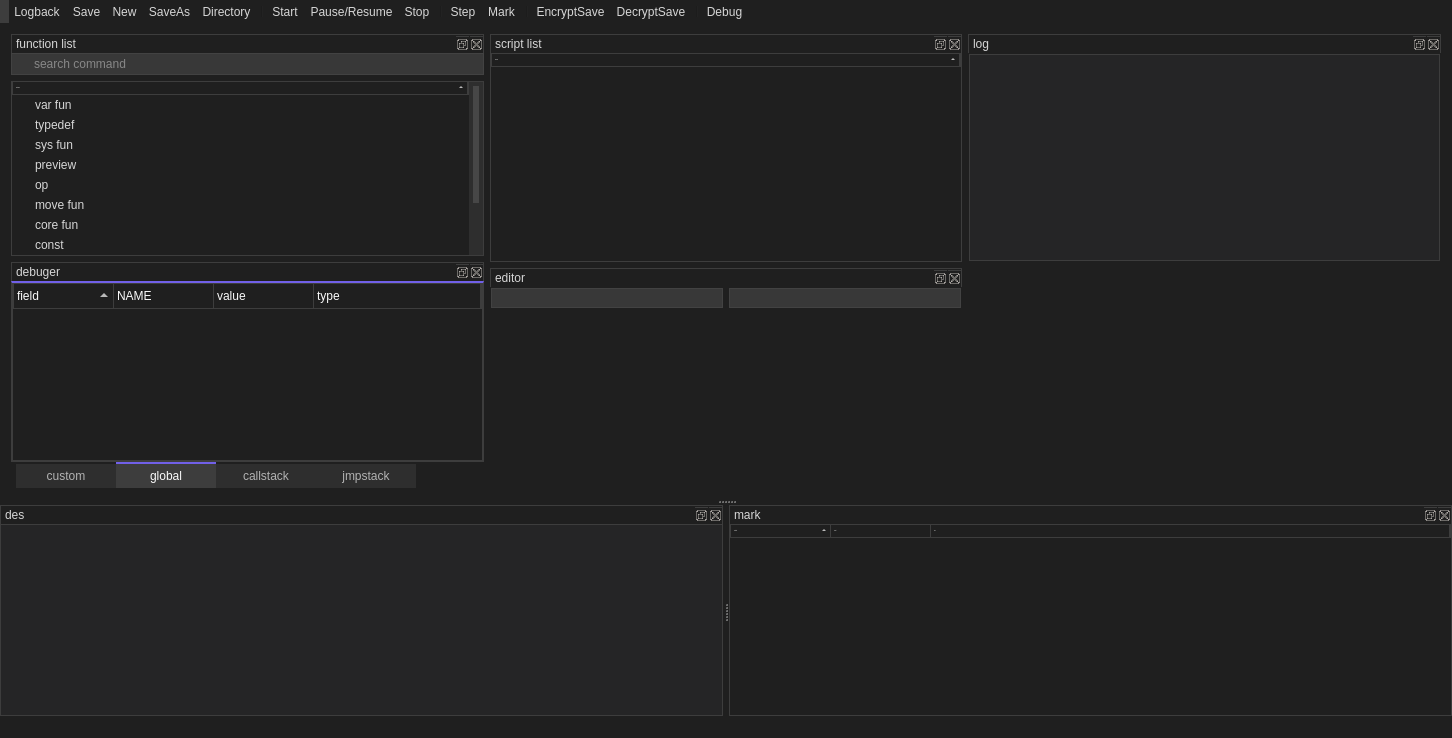
This is SaSH/form/scripteditor.ui in bestkakkoii/SaSH as Qt 5 draws it before an edit. The edited form follows.
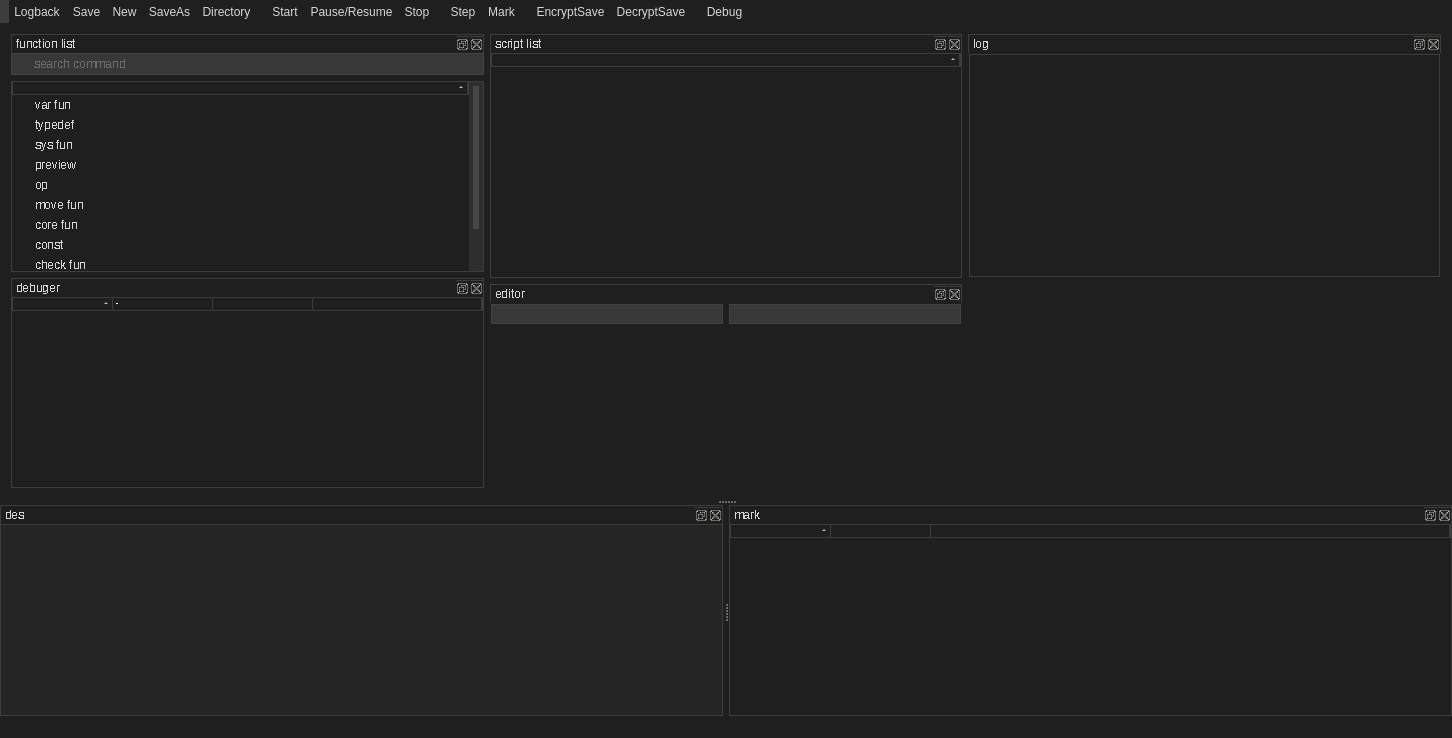
This is the edited form. The open tabs and pages were chosen to show the change. Icons and pictures are not drawn. Custom widgets are drawn as their Qt base class.

Patch:
```diff
--- a/SaSH/form/scripteditor.ui
+++ b/SaSH/form/scripteditor.ui
@@ -374,7 +374,7 @@
     color: rgb(208, 208, 208);
 }</string>
   </property>
-  <widget class="OpenGLWidget" name="centralWidget">
+  <widget class="QWidget" name="centralWidget">
    <property name="styleSheet">
     <string notr="true"/>
    </property>
@@ -389,7 +389,7 @@
       </property>
       <property name="font">
        <font>
-        <stylestrategy>PreferAntialias</stylestrategy>
+        <stylestrategy>NoAntialias</stylestrategy>
        </font>
       </property>
       <property name="styleSheet">
@@ -401,7 +401,7 @@
       <property name="windowTitle">
        <string>function list</string>
       </property>
-      <widget class="OpenGLWidget" name="dockWidgetContents">
+      <widget class="QWidget" name="dockWidgetContents">
        <layout class="QGridLayout" name="gridLayout_2">
         <property name="leftMargin">
          <number>0</number>
@@ -420,7 +420,7 @@
           <property name="font">
            <font>
             <pointsize>-1</pointsize>
-            <stylestrategy>PreferAntialias</stylestrategy>
+            <stylestrategy>NoAntialias</stylestrategy>
            </font>
           </property>
           <property name="styleSheet">
@@ -1258,7 +1258,7 @@
           <property name="font">
            <font>
             <pointsize>-1</pointsize>
-            <stylestrategy>PreferAntialias</stylestrategy>
+            <stylestrategy>NoAntialias</stylestrategy>
            </font>
           </property>
           <property name="styleSheet">
@@ -1301,7 +1301,7 @@
       </property>
       <property name="font">
        <font>
-        <stylestrategy>PreferAntialias</stylestrategy>
+        <stylestrategy>NoAntialias</stylestrategy>
        </font>
       </property>
       <property name="styleSheet">
@@ -1313,7 +1313,7 @@
       <property name="windowTitle">
        <string>script list</string>
       </property>
-      <widget class="OpenGLWidget" name="dockWidgetContents_2">
+      <widget class="QWidget" name="dockWidgetContents_2">
        <layout class="QGridLayout" name="gridLayout_4">
         <property name="leftMargin">
          <number>0</number>
@@ -1332,7 +1332,7 @@
           <property name="font">
            <font>
             <pointsize>-1</pointsize>
-            <stylestrategy>PreferAntialias</stylestrategy>
+            <stylestrategy>NoAntialias</stylestrategy>
            </font>
           </property>
           <property name="styleSheet">
@@ -1374,7 +1374,7 @@
       </property>
       <property name="font">
        <font>
-        <stylestrategy>PreferAntialias</stylestrategy>
+        <stylestrategy>NoAntialias</stylestrategy>
        </font>
       </property>
       <property name="styleSheet">
@@ -1389,7 +1389,7 @@
       <property name="windowTitle">
        <string>editor</string>
       </property>
-      <widget class="OpenGLWidget" name="dockWidgetContents_11">
+      <widget class="QWidget" name="dockWidgetContents_11">
        <property name="sizePolicy">
         <sizepolicy hsizetype="Expanding" vsizetype="Expanding">
          <horstretch>0</horstretch>
@@ -1433,7 +1433,7 @@
             </property>
             <property name="font">
              <font>
-              <stylestrategy>PreferAntialias</stylestrategy>
+              <stylestrategy>NoAntialias</stylestrategy>
              </font>
             </property>
             <property name="styleSheet">
@@ -1624,7 +1624,7 @@
             </property>
             <property name="font">
              <font>
-              <stylestrategy>PreferAntialias</stylestrategy>
+              <stylestrategy>NoAntialias</stylestrategy>
              </font>
             </property>
             <property name="styleSheet">
@@ -1810,7 +1810,7 @@
             </property>
             <property name="font">
              <font>
-              <stylestrategy>PreferAntialias</stylestrategy>
+              <stylestrategy>NoAntialias</stylestrategy>
              </font>
             </property>
             <property name="acceptDrops">
@@ -2020,7 +2020,7 @@
       </property>
       <property name="font">
        <font>
-        <stylestrategy>PreferAntialias</stylestrategy>
+        <stylestrategy>NoAntialias</stylestrategy>
        </font>
       </property>
       <property name="styleSheet">
@@ -2032,7 +2032,7 @@
       <property name="windowTitle">
        <string>log</string>
       </property>
-      <widget class="OpenGLWidget" name="dockWidgetContents_5">
+      <widget class="QWidget" name="dockWidgetContents_5">
        <layout class="QGridLayout" name="gridLayout">
         <property name="leftMargin">
          <number>1</number>
@@ -2052,7 +2052,7 @@
            <font>
             <family>微軟正黑體</family>
             <pointsize>8</pointsize>
-            <stylestrategy>PreferAntialias</stylestrategy>
+            <stylestrategy>NoAntialias</stylestrategy>
            </font>
           </property>
           <property name="contextMenuPolicy">
@@ -2061,7 +2061,7 @@
           <property name="styleSheet">
            <string notr="true">QListView {
     /*color: rgb(214,214,214);*/
-    background: rgb(37,37,38);
+    background: rgb(31,31,31);
     border: 1px solid rgb(61,61,61);
     alternate-background-color: #525252;
     gridline-color: transparent;
@@ -2070,7 +2070,7 @@
 
 QListView QTableCornerButton::section {
     /*color: rgb(214,214,214);*/
-    background: rgb(37,37,38);
+    background: rgb(31,31,31);
     border: 0px solid #418bc9;/*边框*/
     border-radius:0px;/*边框圆角*/
     border-color: rgb(41, 139, 201);/*边框颜色*/
@@ -2080,12 +2080,12 @@
 
 QListView::item {
     /*color: rgb(214,214,214);*/
-    background: rgb(37,37,38);
+    background: rgb(31,31,31);
 }
 
 QListView::item:selected {
     /*color: rgb(214,214,214);*/
-    background:rgb(43,83,125); /* qlineargradient(spread:pad, x1:0, y1:0, x2:0, y2:1, stop:0 #484848, stop:1 #383838);*/
+    background:rgb(61,61,61); /* qlineargradient(spread:pad, x1:0, y1:0, x2:0, y2:1, stop:0 #484848, stop:1 #383838);*/
 }
 
 QListView::item:hover {
@@ -2094,7 +2094,7 @@
 
 QHeaderView {
     text-align: center;
-    background: rgb(37,37,38);
+    background: rgb(31,31,31);
     padding: 0px;
     margin: 0px;
     color: rgb(250,250,250);
@@ -2104,7 +2104,7 @@
 
 QHeaderView::section::vertical {
     text-align: center;
-    background: rgb(37,37,38);
+    background: rgb(31,31,31);
     padding: 3px;
     margin: 0px;
     color: rgb(250,250,250);
@@ -2116,7 +2116,7 @@
 
 QHeaderView::section::horizontal{
     text-align: center;
-    background: rgb(37,37,38);
+    background: rgb(31,31,31);
     padding: 3px;
     margin: 0px;
     color: rgb(250,250,250);
@@ -2235,7 +2235,7 @@
       </property>
       <property name="font">
        <font>
-        <stylestrategy>PreferAntialias</stylestrategy>
+        <stylestrategy>NoAntialias</stylestrategy>
        </font>
       </property>
       <property name="styleSheet">
@@ -2250,7 +2250,7 @@
       <property name="windowTitle">
        <string>debuger</string>
       </property>
-      <widget class="OpenGLWidget" name="dockWidgetContents_4">
+      <widget class="QWidget" name="dockWidgetContents_4">
        <layout class="QGridLayout" name="gridLayout_3">
         <property name="leftMargin">
          <number>0</number>
@@ -2265,325 +2265,45 @@
          <number>0</number>
         </property>
         <item row="0" column="0">
-         <widget class="QTabWidget" name="tabWidget">
+         <widget class="QTreeWidget" name="treeWidget_debuger_custom">
           <property name="font">
            <font>
-            <stylestrategy>PreferAntialias</stylestrategy>
+            <pointsize>-1</pointsize>
+            <stylestrategy>NoAntialias</stylestrategy>
            </font>
           </property>
           <property name="styleSheet">
-           <string notr="true">QTabWidget::pane{
-top:0px;
-border-top:2px solid #7160E8;
-border-bottom:1px solid rgb(61,61,61);
-border-right:1px solid rgb(61,61,61);
-border-left:1px solid rgb(61,61,61);
-}
-
-QTabWidget::tab-bar
-{
-alignment: left;
-top:0px;
-left:5px;
-border:none;
-}
-
-#detailWgt, #appealReasonWgt{
-border:none;
-}
-
-QTabBar::tab:first{
-color:rgb(178,178,178);
-background:rgb(46,46,46);
-
-padding-left:0px;
-padding-right:0px;
-width:100px;
-height:24px;
-margin-left:0px;
-margin-right:0px;
-
-border-top:2px solid rgb(31, 31, 31);
-}
-
-QTabBar::tab:middle{
-color:rgb(178,178,178);
-background:rgb(46,46,46);
-padding-left:0px;
-padding-right:0px;
-width:100px;
-height:24px;
-margin-left:0px;
-margin-right:0px;
-
-border-top:2px solid rgb(31, 31, 31);
-
-}
-
-QTabBar::tab:last{
-color:rgb(178,178,178);
-background:rgb(46,46,46);
-
-padding-left:0px;
-padding-right:0px;
-width:100px;
-height:24px;
-margin-left:0px;
-margin-right:0px;
-
-border-top:2px solid rgb(31, 31, 31);
-}
-
-QTabBar::tab:selected{
-color:rgb(250,250,250);
-background:rgb(61,61,61);
-border-top:2px solid #7160E8;
-
-}
-
-QTabBar::tab:hover{
-color:rgb(250,250,250);
-background:rgb(61,61,61);
-padding-left:0px;
-padding-right:0px;
-width:100px;
-height:24px;
-margin-left:0px;
-margin-right:0px;
-}
-
-</string>
+           <string notr="true"/>
           </property>
-          <property name="tabPosition">
-           <enum>QTabWidget::South</enum>
+          <property name="iconSize">
+           <size>
+            <width>20</width>
+            <height>20</height>
+           </size>
           </property>
-          <property name="currentIndex">
-           <number>0</number>
+          <property name="sortingEnabled">
+           <bool>true</bool>
           </property>
-          <widget class="OpenGLWidget" name="tab_6">
-           <attribute name="title">
-            <string>custom</string>
-           </attribute>
-           <layout class="QGridLayout" name="gridLayout_6">
-            <property name="leftMargin">
-             <number>1</number>
-            </property>
-            <property name="topMargin">
-             <number>1</number>
-            </property>
-            <property name="rightMargin">
-             <number>1</number>
-            </property>
-            <property name="bottomMargin">
-             <number>1</number>
-            </property>
-            <item row="0" column="0">
-             <widget class="QTreeWidget" name="treeWidget_debuger_custom">
-              <property name="font">
-               <font>
-                <pointsize>-1</pointsize>
-                <stylestrategy>PreferAntialias</stylestrategy>
-               </font>
-              </property>
-              <property name="styleSheet">
-               <string notr="true"/>
-              </property>
-              <property name="iconSize">
-               <size>
-                <width>20</width>
-                <height>20</height>
-               </size>
-              </property>
-              <property name="sortingEnabled">
-               <bool>true</bool>
-              </property>
-              <column>
-               <property name="text">
-                <string>field</string>
-               </property>
-              </column>
-              <column>
-               <property name="text">
-                <string>NAME</string>
-               </property>
-              </column>
-              <column>
-               <property name="text">
-                <string>value</string>
-               </property>
-              </column>
-              <column>
-               <property name="text">
-                <string>type</string>
-               </property>
-              </column>
-             </widget>
-            </item>
-           </layout>
-          </widget>
-          <widget class="OpenGLWidget" name="tab_3">
-           <property name="sizePolicy">
-            <sizepolicy hsizetype="Expanding" vsizetype="Expanding">
-             <horstretch>0</horstretch>
-             <verstretch>0</verstretch>
-            </sizepolicy>
+          <column>
+           <property name="text">
+            <string>field</string>
            </property>
-           <attribute name="title">
-            <string>global</string>
-           </attribute>
-           <layout class="QGridLayout" name="gridLayout_10">
-            <property name="leftMargin">
-             <number>0</number>
-            </property>
-            <property name="topMargin">
-             <number>0</number>
-            </property>
-            <property name="rightMargin">
-             <number>0</number>
-            </property>
-            <property name="bottomMargin">
-             <number>0</number>
-            </property>
-            <item row="0" column="0">
-             <widget class="QTreeWidget" name="treeWidget_debuger_global">
-              <property name="styleSheet">
-               <string notr="true"/>
-              </property>
-              <property name="iconSize">
-               <size>
-                <width>20</width>
-                <height>20</height>
-               </size>
-              </property>
-              <property name="sortingEnabled">
-               <bool>true</bool>
-              </property>
-              <column>
-               <property name="text">
-                <string>field</string>
-               </property>
-              </column>
-              <column>
-               <property name="text">
-                <string>NAME</string>
-               </property>
-              </column>
-              <column>
-               <property name="text">
-                <string>value</string>
-               </property>
-              </column>
-              <column>
-               <property name="text">
-                <string>type</string>
-               </property>
-              </column>
-             </widget>
-            </item>
-           </layout>
-          </widget>
-          <widget class="OpenGLWidget" name="tab_7">
-           <attribute name="title">
-            <string>callstack</string>
-           </attribute>
-           <layout class="QGridLayout" name="gridLayout_13">
-            <property name="leftMargin">
-             <number>0</number>
-            </property>
-            <property name="topMargin">
-             <number>0</number>
-            </property>
-            <property name="rightMargin">
-             <number>0</number>
-            </property>
-            <property name="bottomMargin">
-             <number>0</number>
-            </property>
-            <item row="0" column="0">
-             <widget class="QTreeWidget" name="treeWidget_debuger_callstack">
-              <property name="styleSheet">
-               <string notr="true"/>
-              </property>
-              <property name="editTriggers">
-               <set>QAbstractItemView::NoEditTriggers</set>
-              </property>
-              <property name="iconSize">
-               <size>
-                <width>20</width>
-                <height>20</height>
-               </size>
-              </property>
-              <property name="verticalScrollMode">
-               <enum>QAbstractItemView::ScrollPerPixel</enum>
-              </property>
-              <property name="sortingEnabled">
-               <bool>false</bool>
-              </property>
-              <column>
-               <property name="text">
-                <string>row</string>
-               </property>
-              </column>
-              <column>
-               <property name="text">
-                <string>content</string>
-               </property>
-              </column>
-             </widget>
-            </item>
-           </layout>
-          </widget>
-          <widget class="OpenGLWidget" name="tab_8">
-           <attribute name="title">
-            <string>jmpstack</string>
-           </attribute>
-           <layout class="QGridLayout" name="gridLayout_14">
-            <property name="leftMargin">
-             <number>0</number>
-            </property>
-            <property name="topMargin">
-             <number>0</number>
-            </property>
-            <property name="rightMargin">
-             <number>0</number>
-            </property>
-            <property name="bottomMargin">
-             <number>0</number>
-            </property>
-            <item row="0" column="0">
-             <widget class="QTreeWidget" name="treeWidget_debuger_jmpstack">
-              <property name="styleSheet">
-               <string notr="true"/>
-              </property>
-              <property name="editTriggers">
-               <set>QAbstractItemView::NoEditTriggers</set>
-              </property>
-              <property name="iconSize">
-               <size>
-                <width>20</width>
-                <height>20</height>
-               </size>
-              </property>
-              <property name="verticalScrollMode">
-               <enum>QAbstractItemView::ScrollPerPixel</enum>
-              </property>
-              <property name="sortingEnabled">
-               <bool>false</bool>
-              </property>
-              <column>
-               <property name="text">
-                <string>row</string>
-               </property>
-              </column>
-              <column>
-               <property name="text">
-                <string>content</string>
-               </property>
-              </column>
-             </widget>
-            </item>
-           </layout>
-          </widget>
+          </column>
+          <column>
+           <property name="text">
+            <string>NAME</string>
+           </property>
+          </column>
+          <column>
+           <property name="text">
+            <string>value</string>
+           </property>
+          </column>
+          <column>
+           <property name="text">
+            <string>type</string>
+           </property>
+          </column>
          </widget>
         </item>
        </layout>
@@ -2655,7 +2375,7 @@
   <widget class="QDockWidget" name="dockWidget_des">
    <property name="font">
     <font>
-     <stylestrategy>PreferAntialias</stylestrategy>
+     <stylestrategy>NoAntialias</stylestrategy>
     </font>
    </property>
    <property name="styleSheet">
@@ -2670,7 +2390,7 @@
    <attribute name="dockWidgetArea">
     <number>8</number>
    </attribute>
-   <widget class="OpenGLWidget" name="dockWidgetContents_3">
+   <widget class="QWidget" name="dockWidgetContents_3">
     <layout class="QGridLayout" name="gridLayout_15">
      <property name="leftMargin">
       <number>0</number>
@@ -2688,7 +2408,7 @@
       <widget class="QTextBrowser" name="textBrowser">
        <property name="font">
         <font>
-         <stylestrategy>PreferAntialias</stylestrategy>
+         <stylestrategy>NoAntialias</stylestrategy>
         </font>
        </property>
        <property name="styleSheet">
@@ -2704,7 +2424,7 @@
   <widget class="QDockWidget" name="dockWidget_mark">
    <property name="font">
     <font>
-     <stylestrategy>PreferAntialias</stylestrategy>
+     <stylestrategy>NoAntialias</stylestrategy>
     </font>
    </property>
    <property name="styleSheet">
@@ -2719,7 +2439,7 @@
    <attribute name="dockWidgetArea">
     <number>8</number>
    </attribute>
-   <widget class="OpenGLWidget" name="dockWidgetContents_6">
+   <widget class="QWidget" name="dockWidgetContents_6">
     <layout class="QGridLayout" name="gridLayout_9">
      <property name="leftMargin">
       <number>0</number>
@@ -2738,7 +2458,7 @@
        <property name="font">
         <font>
          <pointsize>-1</pointsize>
-         <stylestrategy>PreferAntialias</stylestrategy>
+         <stylestrategy>NoAntialias</stylestrategy>
         </font>
        </property>
        <property name="styleSheet">
@@ -2973,12 +2693,6 @@
    <header location="global">codeeditor.h</header>
    <container>1</container>
   </customwidget>
-  <customwidget>
-   <class>OpenGLWidget</class>
-   <extends>QWidget</extends>
-   <header location="global">openglwidget.h</header>
-   <container>1</container>
-  </customwidget>
  </customwidgets>
  <resources>
   <include location="../resource.qrc"/>
```
